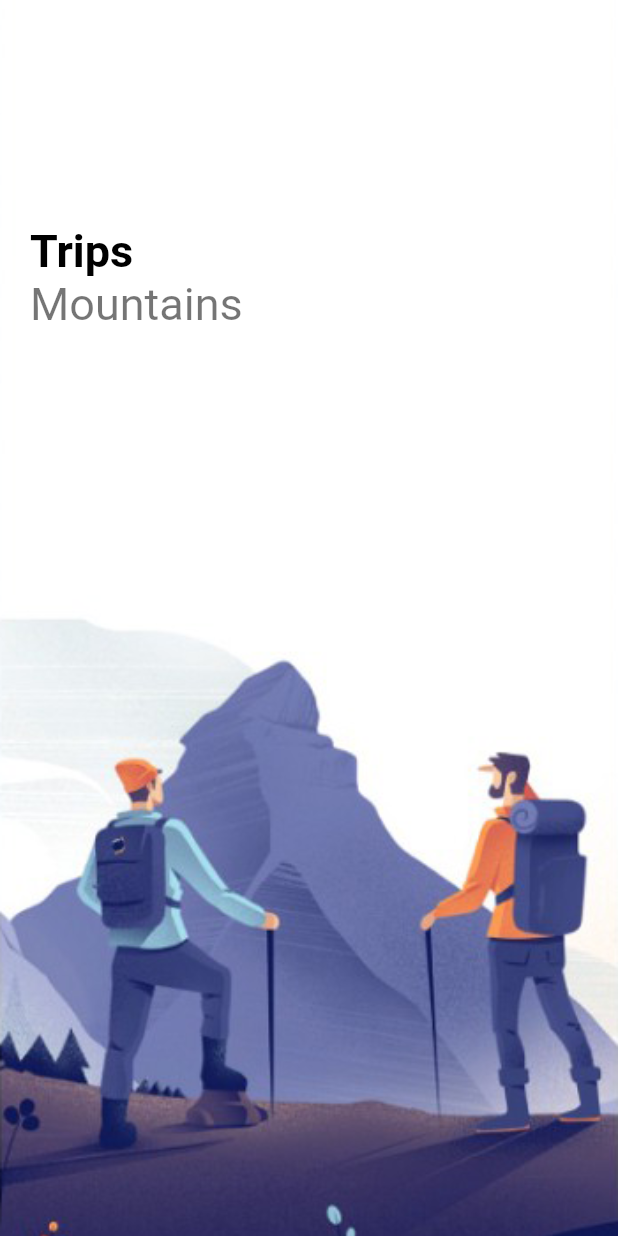
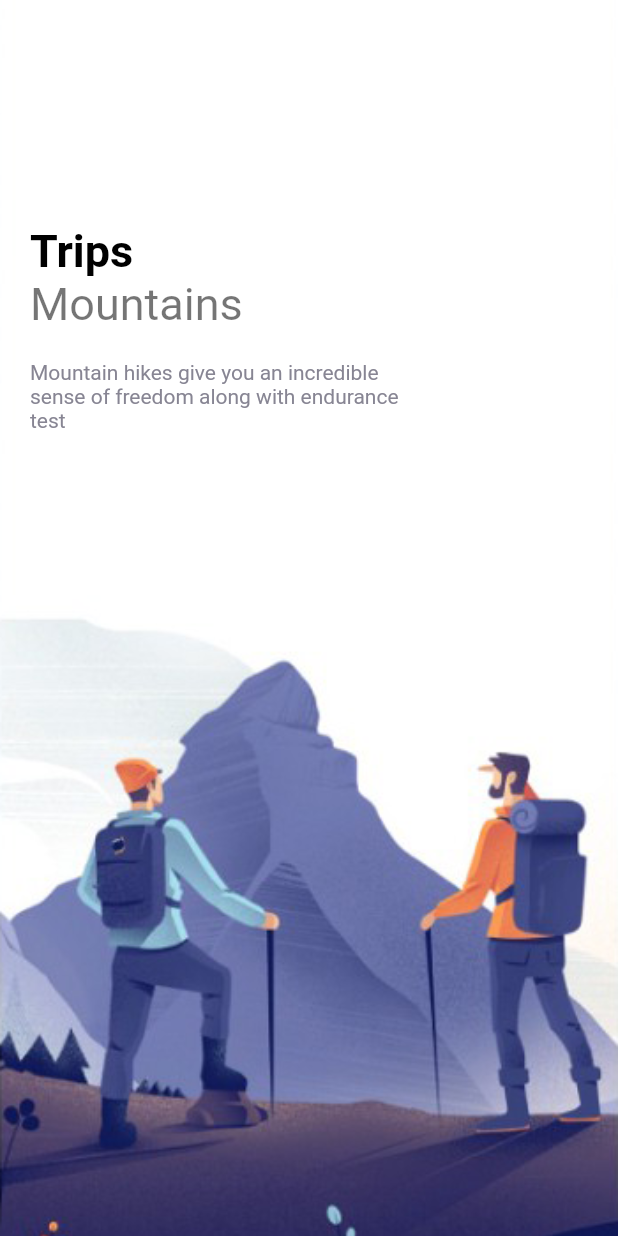
Before and after one commit to anthony-code-hub/Travel_Flutter, a Flutter app: the screen it shows after launch, on a phone screen of 412 x 824 dp. Run offline on Flutter 3.47's test engine with Material 2 defaults, Android fonts, the phone set to English and light mode, and no system bars.

Commit message:
add app colors

```diff
--- /dev/null
+++ b/lib/misc/colors.dart
@@ -0,0 +1,11 @@
+import 'dart:ui';
+
+class AppColors{
+  static final Color textColor1= Color(0xFF989acd);
+  static final Color textColor2 = Color(0xFF878593);
+  static final Color bigTextColor=Color(0xFF2e2e31);
+  static final Color mainColor= Color(0xFF5d69b3);
+  static final Color starColor = Color(0xFFe7bb4e);
+  static final Color mainTextColor = Color(0xFFababad);
+  static final Color buttonBackground = Color(0xFFf1f1f9);
+}
--- a/lib/pages/welcome_page.dart
+++ b/lib/pages/welcome_page.dart
@@ -1,4 +1,5 @@
 import 'package:flutter/material.dart';
+import 'package:flutter_travel_app/misc/colors.dart';
 import 'package:flutter_travel_app/widgets/app_large_text.dart';
 import 'package:flutter_travel_app/widgets/app_text.dart';
 
@@ -48,6 +49,18 @@ class _WelcomePageState extends State<WelcomePage> {
                       AppText(
                         text: "Mountains",
                         size: 30,
+                      ),
+                      SizedBox(
+                        height: 20,
+                      ),
+                      Container(
+                        width: 250,
+                        child: AppText(
+                          text: 'Mountain hikes give you an incredible sense'
+                              ' of freedom along with endurance test',
+                          color: AppColors.textColor2,
+                          size: 14,
+                        ),
                       )
                     ],
                   )
```
